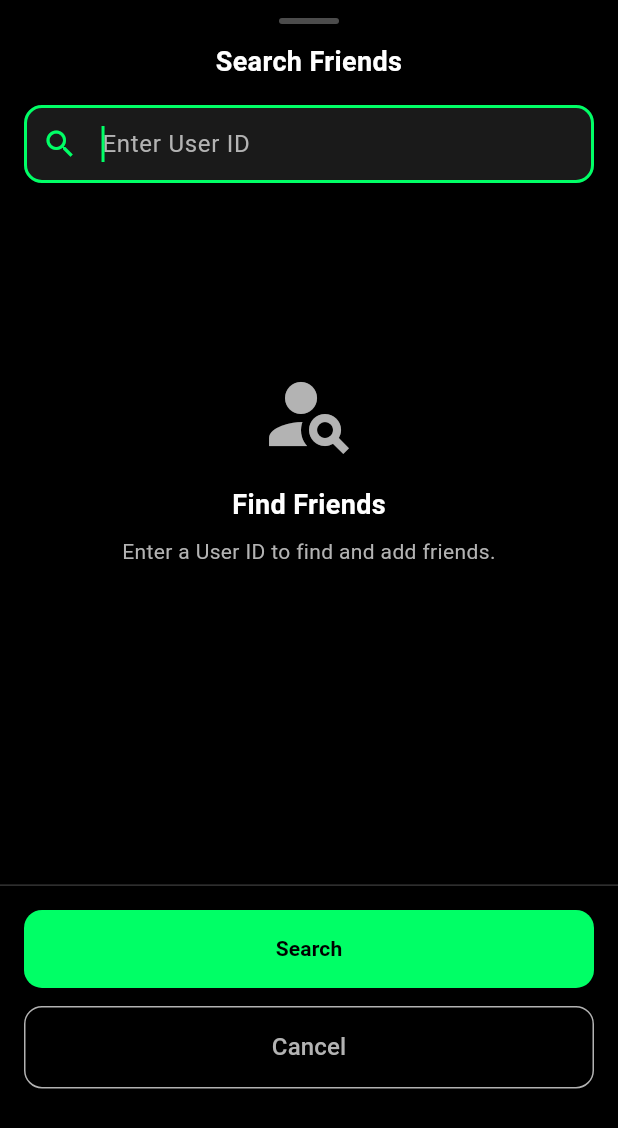
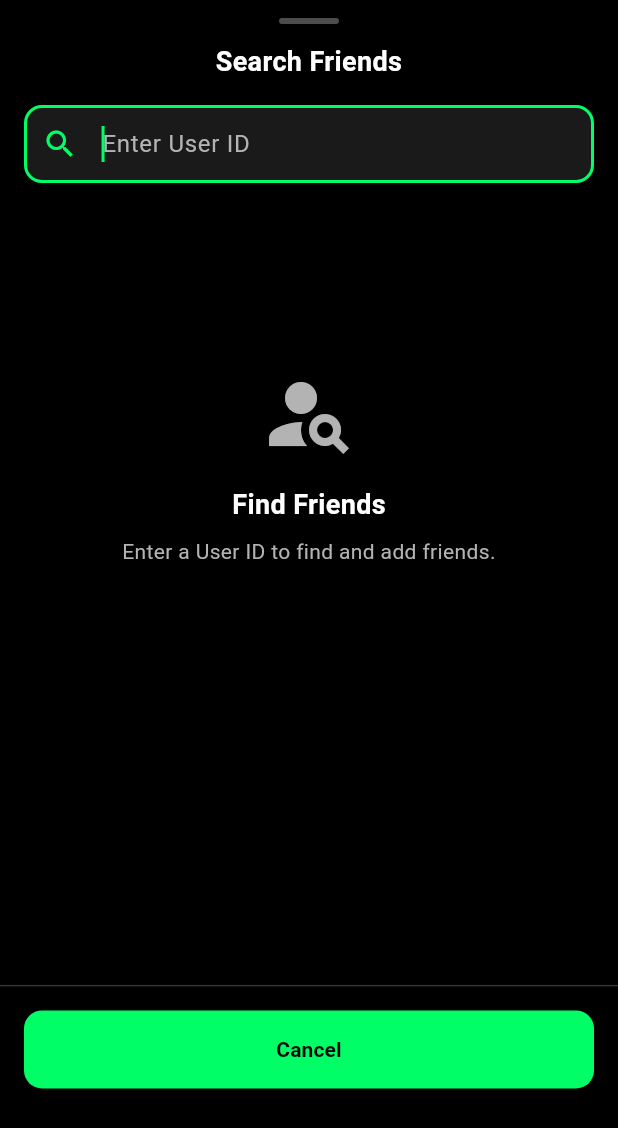
Before and after one commit to DuckBuck-Studios/DuckBuck-AI-Walkie-Talkie, a Flutter app: the SearchUserBottomSheet widget shown alone on an empty page, opened directly, on a phone screen of 412 x 824 dp. Shown: the top 1128 px of the screen. Run offline on Flutter 3.47's test engine with Material 3 defaults, Android fonts, the phone set to English and light mode, and no system bars; our stand-ins replace cached_network_image, cloud_firestore, country_code_picker, dio, firebase_analytics, firebase_auth and 17 more; missing offline and left inert: firebase_app_check; accounts and stored records are empty; statements that could not run were skipped.

Commit message:
Enhancement: Improved search user bottom sheet UX
- Replaced dual Cancel/Search buttons with single dynamic button
- Button shows 'Cancel' when empty, 'Search' when typing, 'Send Friend Request' when user found
- Prevents searching with empty input (fixes keyboard Done button issue)
- Auto-clears search field after successful search and shows Cancel button
- Improved user experience with cleaner, more intuitive button behavior
- Fixed overflow issues by removing unnecessary column structure
- Added proper input validation and state management

This provides a much cleaner UX where users don't accidentally trigger empty searches and have a single, contextually-aware action button.

```diff
--- a/lib/features/friends/widgets/search_user_bottom_sheet.dart
+++ b/lib/features/friends/widgets/search_user_bottom_sheet.dart
@@ -13,7 +13,13 @@ import 'dart:io' show Platform;
 /// - Platform-specific design (iOS/Android)
 /// - Loading states and error handling
 /// - Input validation and debouncing
-/// - Search and Cancel buttons at the bottom
+/// - Dynamic single button (Cancel/Search/Send Request)
+///
+/// Button behavior:
+/// - Shows "Cancel" when search field is empty
+/// - Shows "Search" when user types something
+/// - Shows "Send Friend Request" when user is found
+/// - After successful search, clears field and shows "Cancel"
 ///
 /// This widget provides a complete user search and friend request flow
 /// with proper UX patterns and error handling.
@@ -60,6 +66,11 @@ class _SearchUserBottomSheetState extends State<SearchUserBottomSheet> {
     // Auto-focus search field when sheet opens
     WidgetsBinding.instance.addPostFrameCallback((_) {
       _searchFocusNode.requestFocus();
+    });
+
+    // Add listener to search controller to update button state
+    _searchController.addListener(() {
+      setState(() {}); // Rebuild to update button text
     });
   }
 
@@ -127,7 +138,14 @@ class _SearchUserBottomSheetState extends State<SearchUserBottomSheet> {
               focusNode: _searchFocusNode,
               placeholder: 'Enter User ID',
               onChanged: _onSearchChanged,
-              onSubmitted: (value) => _performSearch(value),
+              onSubmitted: (value) {
+                if (value.trim().isNotEmpty) {
+                  _performSearch(value);
+                } else {
+                  // Just dismiss keyboard if nothing entered
+                  _searchFocusNode.unfocus();
+                }
+              },
               style: TextStyle(color: AppColors.textPrimary),
               decoration: BoxDecoration(
                 color: AppColors.whiteOpacity10,
@@ -169,18 +187,14 @@ class _SearchUserBottomSheetState extends State<SearchUserBottomSheet> {
             ),
             child: SafeArea(
               top: false,
-              child: _shouldShowBottomButtons() ? Column(
-                mainAxisSize: MainAxisSize.min,
-                children: [
-                  // Primary action button (Search or Send Friend Request)
-                  SizedBox(
+              child: _shouldShowBottomButtons() ? SizedBox(
                 width: double.infinity,
                 child: CupertinoButton.filled(
-                      onPressed: _isSearching || _isSendingRequest ? null : _handlePrimaryAction,
+                  onPressed: _isSearching || _isSendingRequest ? null : _handleSingleButtonAction,
                   child: _isSearching || _isSendingRequest
                       ? const CupertinoActivityIndicator(color: AppColors.primaryBlack, radius: 12)
                       : Text(
-                              _getPrimaryButtonText(),
+                          _getSingleButtonText(),
                           style: TextStyle(
                             color: AppColors.primaryBlack,
                             fontWeight: FontWeight.w600,
@@ -188,23 +202,6 @@ class _SearchUserBottomSheetState extends State<SearchUserBottomSheet> {
                           ),
                         ),
                 ),
-                  ),
-                  SizedBox(height: screenHeight * 0.015),
-                  // Cancel button
-                  SizedBox(
-                    width: double.infinity,
-                    child: CupertinoButton(
-                      onPressed: () => Navigator.pop(context),
-                      child: Text(
-                        'Cancel',
-                        style: TextStyle(
-                          color: AppColors.textSecondary,
-                          fontSize: screenWidth * 0.04,
-                        ),
-                      ),
-                    ),
-                  ),
-                ],
               ) : SizedBox(
                 width: double.infinity,
                 child: CupertinoButton(
@@ -295,7 +292,14 @@ class _SearchUserBottomSheetState extends State<SearchUserBottomSheet> {
                 fillColor: AppColors.whiteOpacity10,
               ),
               onChanged: _onSearchChanged,
-              onSubmitted: _performSearch,
+              onSubmitted: (value) {
+                if (value.trim().isNotEmpty) {
+                  _performSearch(value);
+                } else {
+                  // Just dismiss keyboard if nothing entered
+                  _searchFocusNode.unfocus();
+                }
+              },
             ),
           ),
 
@@ -327,14 +331,10 @@ class _SearchUserBottomSheetState extends State<SearchUserBottomSheet> {
             ),
             child: SafeArea(
               top: false,
-              child: _shouldShowBottomButtons() ? Column(
-                mainAxisSize: MainAxisSize.min,
-                children: [
-                  // Primary action button (Search or Send Friend Request)
-                  SizedBox(
+              child: _shouldShowBottomButtons() ? SizedBox(
                 width: double.infinity,
                 child: ElevatedButton(
-                      onPressed: _isSearching || _isSendingRequest ? null : _handlePrimaryAction,
+                  onPressed: _isSearching || _isSendingRequest ? null : _handleSingleButtonAction,
                   style: ElevatedButton.styleFrom(
                     backgroundColor: AppColors.accentBlue,
                     foregroundColor: AppColors.primaryBlack,
@@ -353,38 +353,13 @@ class _SearchUserBottomSheetState extends State<SearchUserBottomSheet> {
                           ),
                         )
                       : Text(
-                              _getPrimaryButtonText(),
+                          _getSingleButtonText(),
                           style: TextStyle(
                             fontWeight: FontWeight.w600,
                             color: AppColors.primaryBlack,
                           ),
                         ),
                 ),
-                  ),
-                  const SizedBox(height: 12),
-                  // Cancel button
-                  SizedBox(
-                    width: double.infinity,
-                    child: OutlinedButton(
-                      onPressed: () => Navigator.pop(context),
-                      style: OutlinedButton.styleFrom(
-                        padding: const EdgeInsets.symmetric(vertical: 16),
-                        side: BorderSide(color: AppColors.textSecondary),
-                        foregroundColor: AppColors.textSecondary,
-                        shape: RoundedRectangleBorder(
-                          borderRadius: BorderRadius.circular(12),
-                        ),
-                      ),
-                      child: Text(
-                        'Cancel',
-                        style: TextStyle(
-                          fontSize: 16,
-                          color: AppColors.textSecondary,
-                        ),
-                      ),
-                    ),
-                  ),
-                ],
               ) : SizedBox(
                 width: double.infinity,
                 child: OutlinedButton(
@@ -1029,6 +1004,8 @@ class _SearchUserBottomSheetState extends State<SearchUserBottomSheet> {
       _isSearching = false;
       if (result != null) {
         _searchResult = result;
+        // Clear the search field after successful search
+        _searchController.clear();
       } else {
         // Use provider's error if available, otherwise show user not found
         _searchError = provider.error ?? 'No user found with ID "$trimmedUid"';
@@ -1071,24 +1048,33 @@ class _SearchUserBottomSheetState extends State<SearchUserBottomSheet> {
     });
   }
 
-  /// Handles the primary action (Search or Send Friend Request)
-  Future<void> _handlePrimaryAction() async {
+  /// Handles the single button action (Cancel/Search/Send Friend Request)
+  Future<void> _handleSingleButtonAction() async {
+    final searchText = _searchController.text.trim();
+
     if (_searchResult != null) {
       // If we have a search result, send friend request
       final userId = _searchResult!['uid'] ?? _searchResult!['id'];
       if (userId != null) {
         await _sendFriendRequest(userId);
       }
+    } else if (searchText.isEmpty) {
+      // If no input, close the bottom sheet (Cancel behavior)
+      Navigator.pop(context);
     } else {
-      // If no search result, perform search
-      await _performSearch(_searchController.text);
+      // If there's input, perform search
+      await _performSearch(searchText);
     }
   }
 
-  /// Gets the text for the primary button based on current state
-  String _getPrimaryButtonText() {
+  /// Gets the text for the single button based on current state
+  String _getSingleButtonText() {
+    final searchText = _searchController.text.trim();
+
     if (_searchResult != null) {
       return 'Send Friend Request';
+    } else if (searchText.isEmpty) {
+      return 'Cancel';
     } else {
       return 'Search';
     }
@@ -1099,7 +1085,7 @@ class _SearchUserBottomSheetState extends State<SearchUserBottomSheet> {
     return _requestSuccessMessage == null && _requestErrorMessage == null;
   }
 
-  /// Resets to search state
+  /// Resets to search state and clear the search field
   void _resetToSearch() {
     setState(() {
       _searchResult = null;
```
Lines whose indentation alone changed are shown as unchanged.
